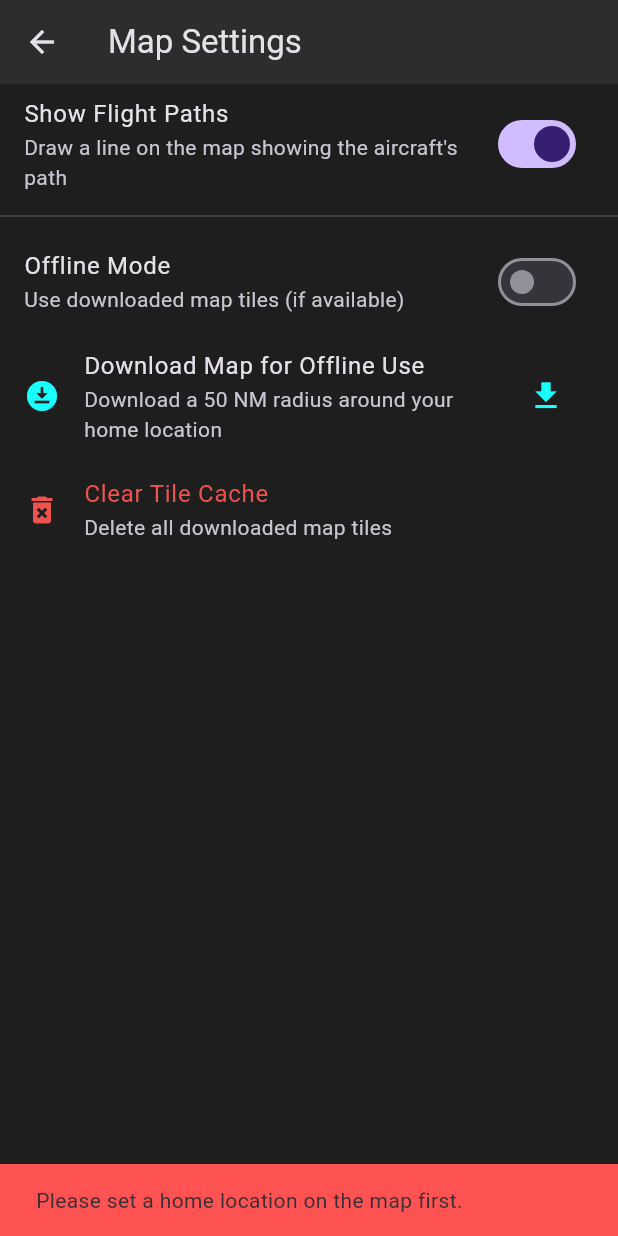
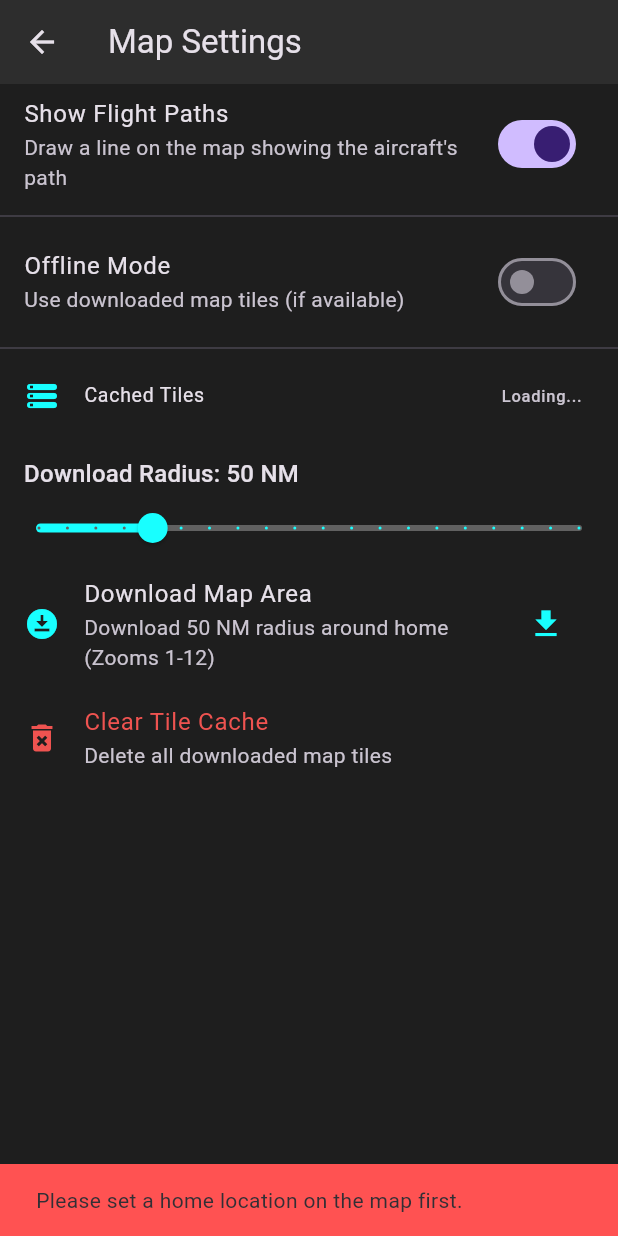
Before and after one commit to SarahRoseLives/WaveADSB, a Flutter app: the ConfigureMapScreen screen opened directly, after a tap on the "download" icon, on a phone screen of 412 x 824 dp. Run offline on Flutter 3.47's test engine with Material 3 defaults, Android fonts, the phone set to English and light mode, and no system bars; our stand-ins replace flutter_map, latlong2, shared_preferences; missing offline and left inert: flutter_map_tile_caching; accounts and stored records are empty; statements that could not run were skipped.

Commit message:
offline maps

```diff
--- a/waveadsb/lib/main.dart
+++ b/waveadsb/lib/main.dart
@@ -12,9 +12,21 @@ void main() async {
   // 2. INITIALIZE THE TILE CACHE DATABASE
   try {
     await FMTCObjectBoxBackend().initialise();
-  } catch (e) {
-    print("Failed to initialize tile cache: $e");
-    // Handle error as needed
+
+    // *** ADD: Ensure the 'default' store exists ***
+    const String defaultStoreName = 'default';
+    final store = FMTCStore(defaultStoreName);
+    if (!(await store.manage.ready)) {
+       print('Creating cache store: $defaultStoreName');
+       await store.manage.create(); // Create it if it doesn't exist
+    } else {
+       print('Cache store "$defaultStoreName" already exists.');
+    }
+    // *******************************************
+
+  } catch (e, s) { // Catch stack trace
+    print("Failed to initialize/create tile cache: $e\n$s"); // Log stack trace
+    // Optionally show an error to the user or handle differently
   }
 
   final settingsService = SettingsService();
@@ -23,19 +35,11 @@ void main() async {
   runApp(
     MultiProvider(
       providers: [
-        // The SettingsService provider
-        // FIX: Corrected typo 'ChangeNodeNotifierProvider'
         ChangeNotifierProvider(
           create: (context) => settingsService,
         ),
-
-        // The new AdsbService provider
-        // It's a "Proxy" because it depends on the SettingsService
         ChangeNotifierProxyProvider<SettingsService, AdsbService>(
-          // It creates the AdsbService, passing the SettingsService to it
           create: (context) => AdsbService(settingsService),
-
-          // This handles if settings are updated
           update: (context, settings, previousAdsb) =>
               previousAdsb!..updateSettings(settings),
         ),
--- a/waveadsb/lib/ui/configure/map.dart
+++ b/waveadsb/lib/ui/configure/map.dart
@@ -1,17 +1,46 @@
 // ui/configure/map.dart
 import 'package:flutter/material.dart';
-import 'package:flutter_map/flutter_map.dart'; // 1. IMPORT for LatLngBounds and TileLayer
-import 'package:latlong2/latlong.dart'; // 2. IMPORT for Distance
+import 'package:flutter_map/flutter_map.dart';
+import 'package:latlong2/latlong.dart';
 import 'package:provider/provider.dart';
 import 'package:waveadsb/services/settings_service.dart';
-// 3. IMPORT TILE CACHING
 import 'package:flutter_map_tile_caching/flutter_map_tile_caching.dart';
 
-class ConfigureMapScreen extends StatelessWidget {
+// Constants for slider
+const double _minRadiusNM = 10.0;
+const double _maxRadiusNM = 200.0;
+const int _sliderDivisions = 19; // (200 - 10) / 10 = 19 steps
+
+class ConfigureMapScreen extends StatefulWidget {
   const ConfigureMapScreen({super.key});
 
-  // 4. HELPER TO SHOW A SNACKBAR
+  @override
+  State<ConfigureMapScreen> createState() => _ConfigureMapScreenState();
+}
+
+class _ConfigureMapScreenState extends State<ConfigureMapScreen> {
+  Future<int?>? _tileCountFuture;
+  Stream<DownloadProgress>? _downloadProgressStream;
+  DownloadProgress? _latestDownloadProgress;
+  bool _isDownloading = false;
+  double _selectedRadiusNM = 50.0; // Default radius
+
+  @override
+  void initState() {
+    super.initState();
+    _loadTileCount();
+    // Potentially load saved radius preference here if implemented
+  }
+
+  void _loadTileCount() {
+    if (!mounted) return;
+    setState(() {
+      _tileCountFuture = FMTCStore('default').stats.length;
+    });
+  }
+
   void _showSnackbar(BuildContext context, String message, {bool error = false}) {
+    if (!mounted) return;
     ScaffoldMessenger.of(context).showSnackBar(
       SnackBar(
         content: Text(message),
@@ -20,112 +49,228 @@ class ConfigureMapScreen extends StatelessWidget {
     );
   }
 
+  Future<void> _startDownload(SettingsService settings) async {
+    if (_isDownloading) {
+      _showSnackbar(context, 'Download already in progress.');
+      return;
+    }
+    if (settings.homeLocation == null) {
+      _showSnackbar(context, 'Please set a home location on the map first.', error: true);
+      return;
+    }
+
+    if (!mounted) return;
+    setState(() {
+      _isDownloading = true;
+      _latestDownloadProgress = null;
+    });
+
+    // *** Use the selected radius ***
+    final double radiusInMeters = _selectedRadiusNM * 1852; // Convert NM to meters
+    _showSnackbar(context, 'Starting download for ${_selectedRadiusNM.round()} NM radius...');
+
+
+    try {
+      const Distance distance = Distance();
+      // Use radiusInMeters for calculation
+      final LatLng northEast = distance.offset(
+          settings.homeLocation!, radiusInMeters, 45);
+      final LatLng southWest = distance.offset(
+          settings.homeLocation!, radiusInMeters, 225);
+
+      final LatLngBounds bounds = LatLngBounds(northEast, southWest);
+
+      final downloadableRegion = RectangleRegion(bounds).toDownloadable(
+        minZoom: 1,
+        maxZoom: 12, // Still keeping max zoom at 12 for performance
+        options: TileLayer(
+          urlTemplate: 'https://tile.openstreetmap.org/{z}/{x}/{y}.png',
+          userAgentPackageName: 'com.example.waveadsb',
+        ),
+      );
+
+      final streams = FMTCStore('default').download.startForeground(
+        region: downloadableRegion,
+      );
+
+      _downloadProgressStream = streams.downloadProgress;
+
+      await for (final progress in _downloadProgressStream!) {
+        if (!mounted) break;
+        setState(() {
+          _latestDownloadProgress = progress;
+        });
+      }
+      _showSnackbar(context, 'Offline map download finished!');
+
+    } catch (e, s) {
+      print('Download Error: $e\n$s');
+      _showSnackbar(context, 'Download failed: $e', error: true);
+    } finally {
+      if (mounted) {
+        setState(() {
+          _isDownloading = false;
+          _downloadProgressStream = null;
+        });
+      }
+      _loadTileCount();
+    }
+  }
+
+  Future<void> _cancelDownload() async {
+    if (!_isDownloading) return;
+    try {
+      await FMTCStore('default').download.cancel();
+      _showSnackbar(context, 'Download cancelled.');
+    } catch (e, s) {
+      print('Cancel Error: $e\n$s');
+      _showSnackbar(context, 'Failed to cancel download: $e', error: true);
+    }
+    // State update is handled in _startDownload's finally block
+  }
+
+
   @override
   Widget build(BuildContext context) {
+    final settings = Provider.of<SettingsService>(context);
+
     return Scaffold(
       appBar: AppBar(
         title: const Text('Map Settings'),
+        actions: [
+          if (_isDownloading)
+            IconButton(
+              icon: const Icon(Icons.cancel),
+              tooltip: 'Cancel Download',
+              onPressed: _cancelDownload,
             ),
-      body: Consumer<SettingsService>(
-        builder: (context, settings, child) {
-          return ListView(
+        ],
+      ),
+      body: ListView(
         children: [
           SwitchListTile(
             title: const Text('Show Flight Paths'),
             subtitle: const Text(
                 'Draw a line on the map showing the aircraft\'s path'),
             value: settings.showFlightPaths,
-                onChanged: (bool newValue) {
-                  // Update the setting in the service
+            onChanged: _isDownloading ? null : (bool newValue) {
               settings.updateShowFlightPaths(newValue);
             },
           ),
           const Divider(),
           SwitchListTile(
             title: const Text('Offline Mode'),
-                subtitle:
-                    const Text('Use downloaded map tiles (if available)'),
+            subtitle: const Text('Use downloaded map tiles (if available)'),
             value: settings.offlineMode,
-                onChanged: (bool newValue) {
+            onChanged: _isDownloading ? null : (bool newValue) {
               settings.updateOfflineMode(newValue);
             },
           ),
+          const Divider(),
+          // --- Tile Count Display ---
+          FutureBuilder<int?>(
+            future: _tileCountFuture,
+            builder: (context, snapshot) {
+              String countText = 'Loading...';
+              IconData icon = Icons.storage_rounded; // Changed icon slightly
+              if (snapshot.connectionState == ConnectionState.done) {
+                if (snapshot.hasError) {
+                  countText = 'Error';
+                  icon = Icons.error_outline;
+                  print("Error loading tile count: ${snapshot.error}");
+                } else {
+                  countText = '${snapshot.data ?? 0} tiles';
+                  icon = Icons.storage_rounded;
+                }
+              }
+              return ListTile(
+                leading: Icon(icon),
+                title: const Text('Cached Tiles'),
+                trailing: Text(countText),
+                dense: true, // Make it a bit smaller
+              );
+            },
+          ),
+          // --- Radius Slider ---
+          Padding(
+            padding: const EdgeInsets.fromLTRB(16.0, 16.0, 16.0, 0),
+            child: Text(
+              'Download Radius: ${_selectedRadiusNM.round()} NM',
+              style: Theme.of(context).textTheme.titleMedium,
+            ),
+          ),
+          Slider(
+            value: _selectedRadiusNM,
+            min: _minRadiusNM,
+            max: _maxRadiusNM,
+            divisions: _sliderDivisions,
+            label: '${_selectedRadiusNM.round()} NM',
+            onChanged: _isDownloading ? null : (double value) { // Disable during download
+              setState(() {
+                _selectedRadiusNM = value;
+                // You could save this preference using SharedPreferences if desired
+              });
+            },
+            activeColor: Colors.cyanAccent,
+            inactiveColor: Colors.grey[700],
+          ),
+          // --- Download Button ---
           ListTile(
             leading: const Icon(Icons.download_for_offline),
-                title: const Text('Download Map for Offline Use'),
-                subtitle: const Text(
-                    'Download a 50 NM radius around your home location'),
+            title: const Text('Download Map Area'),
+            subtitle: Text(
+                'Download ${_selectedRadiusNM.round()} NM radius around home (Zooms 1-12)'), // Updated text
             trailing: IconButton(
               icon: const Icon(Icons.download),
-                  // 5. IMPLEMENT ONPRESSED LOGIC
-                  onPressed: () async {
-                    if (settings.homeLocation == null) {
-                      _showSnackbar(context, 'Please set a home location on the map first.', error: true);
-                      return;
-                    }
-
-                    _showSnackbar(context, 'Starting download... This may take a while.');
-
-                    try {
-                      // Calculate the bounding box for 50 NM (92600 meters)
-                      const Distance distance = Distance();
-                      final LatLng northEast = distance.offset(
-                          settings.homeLocation!, 92600, 45); // 45 degrees
-                      final LatLng southWest = distance.offset(
-                          settings.homeLocation!, 92600, 225); // 225 degrees
-
-                      final LatLngBounds bounds =
-                          LatLngBounds(northEast, southWest);
-
-                      // FIX: Create DownloadableRegion first
-                      final downloadableRegion = RectangleRegion(bounds).toDownloadable(
-                        minZoom: 1,
-                        maxZoom: 12,
-                        // Provide dummy TileLayer options needed by toDownloadable
-                        options: TileLayer(
-                          urlTemplate: 'https://tile.openstreetmap.org/{z}/{x}/{y}.png',
-                          userAgentPackageName: 'com.example.waveadsb', // Needs a package name
-                        ),
-                        // Optionally set start/end if resuming partial downloads
-                        // start: 1,
-                        // end: null,
-                      );
-
-                      // Start the download using the DownloadableRegion
-                      await FMTCStore('default').download.startForeground(
-                        region: downloadableRegion, // Pass the created region
-                        // REMOVE minZoom/maxZoom, they are in the region now
-                        // skipExistingTiles: false, // Example: add other options if desired
-                      );
-
-                      _showSnackbar(context, 'Offline map download complete!');
-                    } catch (e, s) { // Catch stack trace for better debugging
-                      print('Download Error: $e\n$s'); // Print stack trace
-                      _showSnackbar(context, 'Download failed: $e', error: true);
-                    }
-                  },
+              onPressed: _isDownloading ? null : () => _startDownload(settings),
             ),
           ),
-              // 6. ADD A "CLEAR CACHE" BUTTON
+          // --- Download Progress ---
+          if (_isDownloading)
+            Padding(
+              padding: const EdgeInsets.symmetric(horizontal: 16.0, vertical: 8.0),
+              child: Column(
+                crossAxisAlignment: CrossAxisAlignment.start,
+                children: [
+                  Text(
+                    'Downloading: ${_latestDownloadProgress == null ? 0 : _latestDownloadProgress!.percentageProgress.toStringAsFixed(1)}%',
+                    style: Theme.of(context).textTheme.titleMedium,
+                  ),
+                  const SizedBox(height: 4),
+                  LinearProgressIndicator(
+                    value: _latestDownloadProgress == null ? 0 : _latestDownloadProgress!.percentageProgress / 100,
+                    backgroundColor: Colors.grey[700],
+                    valueColor: const AlwaysStoppedAnimation<Color>(Colors.cyanAccent),
+                  ),
+                   const SizedBox(height: 4),
+                   Text(
+                     _latestDownloadProgress == null
+                       ? 'Starting...'
+                       : 'Attempted: ${_latestDownloadProgress!.attemptedTilesCount} / ${_latestDownloadProgress!.maxTilesCount} | TPS: ${_latestDownloadProgress!.tilesPerSecond.toStringAsFixed(1)} | Remaining: ~${_latestDownloadProgress!.estRemainingDuration.inMinutes} min',
+                      style: Theme.of(context).textTheme.bodySmall?.copyWith(color: Colors.grey[400]),
+                   ),
+                ],
+              ),
+            ),
+          // --- Clear Cache Button ---
           ListTile(
             leading: Icon(Icons.delete_forever, color: Colors.red[400]),
             title: Text('Clear Tile Cache',
                 style: TextStyle(color: Colors.red[400])),
             subtitle: const Text('Delete all downloaded map tiles'),
-                onTap: () async {
+            onTap: _isDownloading ? null : () async { // Disable during download
               try {
-                    // FIX: Use 'FMTCStore'
                 await FMTCStore('default').manage.reset();
                 _showSnackbar(context, 'Tile cache cleared.');
-                  } catch (e, s) { // Catch stack trace
-                    print('Cache Clear Error: $e\n$s'); // Print stack trace
+                _loadTileCount();
+              } catch (e, s) {
+                print('Cache Clear Error: $e\n$s');
                 _showSnackbar(context, 'Failed to clear cache: $e', error: true);
+                _loadTileCount();
               }
             },
           ),
         ],
-          );
-        },
       ),
     );
   }
```
Lines whose indentation alone changed are shown as unchanged.
